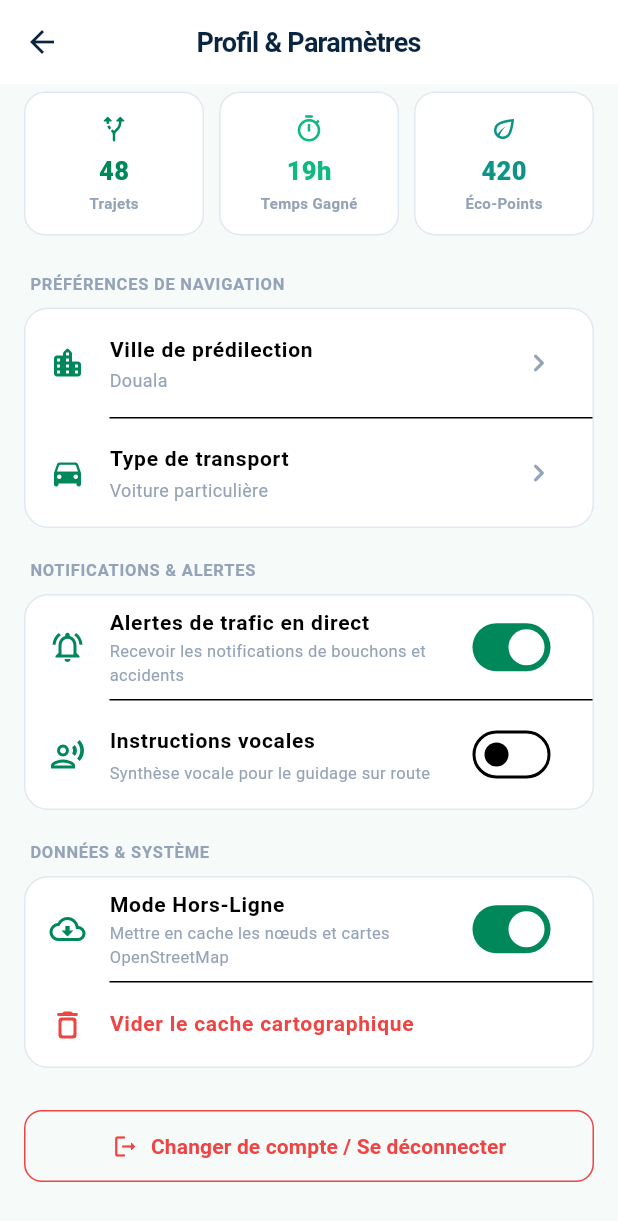
After one commit to paulenoumbissi-cell/CityFlow, a Flutter app: the ProfileScreen screen opened directly, scrolled down 126 dp, after a tap on "Ville de prédilection", on a phone screen of 412 x 824 dp. The commit adds this screen. Shown: the top 1221 px of the screen. Run offline on Flutter 3.47's test engine with Material 3 defaults, Android fonts, the phone set to English and light mode, and no system bars; our stand-ins replace fl_chart, flutter_map, geolocator, latlong2; network calls fail.

Commit message:
feat(mobile): add Profile & Settings screen and Authentication screen

```diff
--- a/mobile/lib/screens/dashboard_screen.dart
+++ b/mobile/lib/screens/dashboard_screen.dart
@@ -6,6 +6,7 @@ import '../core/constants/app_colors.dart';
 import '../widgets/cityflow_brand_header.dart';
 import '../widgets/city_selector.dart';
 import '../widgets/pulsing_traffic_marker.dart';
+import 'profile_screen.dart';
 
 class DashboardScreen extends StatefulWidget {
   final Function(int) onNavigateTab;
@@ -43,7 +44,13 @@ class _DashboardScreenState extends State<DashboardScreen> {
             onPressed: () => widget.onNavigateTab(4), // Vers alertes
           ),
           const SizedBox(width: 8),
-          Container(
+          GestureDetector(
+            onTap: () {
+              Navigator.of(context).push(
+                MaterialPageRoute(builder: (_) => const ProfileScreen()),
+              );
+            },
+            child: Container(
               margin: const EdgeInsets.only(right: 12, left: 2),
               width: 30,
               height: 30,
@@ -58,6 +65,7 @@ class _DashboardScreenState extends State<DashboardScreen> {
                     color: Colors.white,
                     fontWeight: FontWeight.bold,
                     fontSize: 11,
+                  ),
                 ),
               ),
             ),
--- /dev/null
+++ b/mobile/lib/screens/profile_screen.dart
@@ -0,0 +1,357 @@
+import 'package:flutter/material.dart';
+import 'package:provider/provider.dart';
+import '../core/constants/app_colors.dart';
+import '../providers/city_flow_provider.dart';
+import 'auth_screen.dart';
+
+class ProfileScreen extends StatefulWidget {
+  const ProfileScreen({super.key});
+
+  @override
+  State<ProfileScreen> createState() => _ProfileScreenState();
+}
+
+class _ProfileScreenState extends State<ProfileScreen> {
+  bool _pushAlerts = true;
+  bool _voiceGuidance = false;
+  bool _offlineCacheEnabled = true;
+  String _vehicleType = 'Voiture particulière';
+
+  @override
+  Widget build(BuildContext context) {
+    final provider = context.watch<CityFlowProvider>();
+
+    return Scaffold(
+      appBar: AppBar(
+        title: const Text('Profil & Paramètres'),
+        centerTitle: true,
+      ),
+      body: ListView(
+        padding: const EdgeInsets.symmetric(horizontal: 16, vertical: 12),
+        children: [
+          // 1. CARTE PROFIL UTILISATEUR
+          Container(
+            padding: const EdgeInsets.all(16),
+            decoration: BoxDecoration(
+              color: AppColors.card,
+              borderRadius: BorderRadius.circular(16),
+              border: Border.all(color: AppColors.cardBorder),
+              boxShadow: [
+                BoxShadow(
+                  color: Colors.black.withValues(alpha: 0.04),
+                  blurRadius: 10,
+                  offset: const Offset(0, 4),
+                ),
+              ],
+            ),
+            child: Row(
+              children: [
+                // Avatar
+                Container(
+                  width: 60,
+                  height: 60,
+                  decoration: BoxDecoration(
+                    gradient: LinearGradient(
+                      colors: [AppColors.primary, AppColors.primaryDark],
+                      begin: Alignment.topLeft,
+                      end: Alignment.bottomRight,
+                    ),
+                    shape: BoxShape.circle,
+                  ),
+                  child: const Center(
+                    child: Text(
+                      'PN',
+                      style: TextStyle(
+                        color: Colors.white,
+                        fontSize: 22,
+                        fontWeight: FontWeight.w900,
+                      ),
+                    ),
+                  ),
+                ),
+                const SizedBox(width: 16),
+                Expanded(
+                  child: Column(
+                    crossAxisAlignment: CrossAxisAlignment.start,
+                    children: [
+                      const Text(
+                        'Paule Noumbissi',
+                        style: TextStyle(
+                          color: AppColors.textPrimary,
+                          fontSize: 17,
+                          fontWeight: FontWeight.w800,
+                        ),
+                      ),
+                      const SizedBox(height: 2),
+                      const Text(
+                        'paule.noumbissi@cityflow.cm',
+                        style: TextStyle(color: AppColors.textSecondary, fontSize: 12),
+                      ),
+                      const SizedBox(height: 6),
+                      Container(
+                        padding: const EdgeInsets.symmetric(horizontal: 8, vertical: 3),
+                        decoration: BoxDecoration(
+                          color: AppColors.primaryLight,
+                          borderRadius: BorderRadius.circular(8),
+                        ),
+                        child: const Text(
+                          '🌟 Membre Citoyen Actif',
+                          style: TextStyle(
+                            color: AppColors.primary,
+                            fontSize: 10,
+                            fontWeight: FontWeight.w700,
+                          ),
+                        ),
+                      ),
+                    ],
+                  ),
+                ),
+                IconButton(
+                  icon: const Icon(Icons.edit_outlined, color: AppColors.textMuted),
+                  onPressed: () {
+                    Navigator.of(context).push(
+                      MaterialPageRoute(builder: (_) => const AuthScreen()),
+                    );
+                  },
+                ),
+              ],
+            ),
+          ),
+
+          const SizedBox(height: 16),
+
+          // 2. STATISTIQUES USAGER
+          Row(
+            children: [
+              _buildStatTile(
+                label: 'Trajets',
+                value: '48',
+                icon: Icons.alt_route_rounded,
+                color: AppColors.primary,
+              ),
+              const SizedBox(width: 10),
+              _buildStatTile(
+                label: 'Temps Gagné',
+                value: '19h',
+                icon: Icons.timer_outlined,
+                color: AppColors.trafficFluid,
+              ),
+              const SizedBox(width: 10),
+              _buildStatTile(
+                label: 'Éco-Points',
+                value: '420',
+                icon: Icons.eco_outlined,
+                color: AppColors.accent,
+              ),
+            ],
+          ),
+
+          const SizedBox(height: 24),
+
+          // 3. PRÉFÉRENCES DE CIRCULATION
+          _buildSectionHeader('PRÉFÉRENCES DE NAVIGATION'),
+          Container(
+            decoration: BoxDecoration(
+              color: AppColors.card,
+              borderRadius: BorderRadius.circular(16),
+              border: Border.all(color: AppColors.cardBorder),
+            ),
+            child: Column(
+              children: [
+                ListTile(
+                  leading: const Icon(Icons.location_city_rounded, color: AppColors.primary),
+                  title: const Text('Ville de prédilection', style: TextStyle(fontSize: 14, fontWeight: FontWeight.w600)),
+                  subtitle: Text(provider.selectedCity, style: const TextStyle(fontSize: 12, color: AppColors.textMuted)),
+                  trailing: const Icon(Icons.chevron_right_rounded, color: AppColors.textMuted),
+                  onTap: () {
+                    final nextCity = provider.selectedCity == 'Yaoundé' ? 'Douala' : 'Yaoundé';
+                    provider.selectCity(nextCity);
+                  },
+                ),
+                const Divider(height: 1, indent: 56),
+                ListTile(
+                  leading: const Icon(Icons.directions_car_rounded, color: AppColors.primary),
+                  title: const Text('Type de transport', style: TextStyle(fontSize: 14, fontWeight: FontWeight.w600)),
+                  subtitle: Text(_vehicleType, style: const TextStyle(fontSize: 12, color: AppColors.textMuted)),
+                  trailing: const Icon(Icons.chevron_right_rounded, color: AppColors.textMuted),
+                  onTap: _selectVehicleTypeDialog,
+                ),
+              ],
+            ),
+          ),
+
+          const SizedBox(height: 20),
+
+          // 4. NOTIFICATIONS ET ALERTES
+          _buildSectionHeader('NOTIFICATIONS & ALERTES'),
+          Container(
+            decoration: BoxDecoration(
+              color: AppColors.card,
+              borderRadius: BorderRadius.circular(16),
+              border: Border.all(color: AppColors.cardBorder),
+            ),
+            child: Column(
+              children: [
+                SwitchListTile(
+                  secondary: const Icon(Icons.notifications_active_outlined, color: AppColors.primary),
+                  title: const Text('Alertes de trafic en direct', style: TextStyle(fontSize: 14, fontWeight: FontWeight.w600)),
+                  subtitle: const Text('Recevoir les notifications de bouchons et accidents', style: TextStyle(fontSize: 11, color: AppColors.textMuted)),
+                  value: _pushAlerts,
+                  activeTrackColor: AppColors.primary,
+                  onChanged: (val) => setState(() => _pushAlerts = val),
+                ),
+                const Divider(height: 1, indent: 56),
+                SwitchListTile(
+                  secondary: const Icon(Icons.record_voice_over_outlined, color: AppColors.primary),
+                  title: const Text('Instructions vocales', style: TextStyle(fontSize: 14, fontWeight: FontWeight.w600)),
+                  subtitle: const Text('Synthèse vocale pour le guidage sur route', style: TextStyle(fontSize: 11, color: AppColors.textMuted)),
+                  value: _voiceGuidance,
+                  activeTrackColor: AppColors.primary,
+                  onChanged: (val) => setState(() => _voiceGuidance = val),
+                ),
+              ],
+            ),
+          ),
+
+          const SizedBox(height: 20),
+
+          // 5. CACHE ET DONNÉES
+          _buildSectionHeader('DONNÉES & SYSTÈME'),
+          Container(
+            decoration: BoxDecoration(
+              color: AppColors.card,
+              borderRadius: BorderRadius.circular(16),
+              border: Border.all(color: AppColors.cardBorder),
+            ),
+            child: Column(
+              children: [
+                SwitchListTile(
+                  secondary: const Icon(Icons.cloud_download_outlined, color: AppColors.primary),
+                  title: const Text('Mode Hors-Ligne', style: TextStyle(fontSize: 14, fontWeight: FontWeight.w600)),
+                  subtitle: const Text('Mettre en cache les nœuds et cartes OpenStreetMap', style: TextStyle(fontSize: 11, color: AppColors.textMuted)),
+                  value: _offlineCacheEnabled,
+                  activeTrackColor: AppColors.primary,
+                  onChanged: (val) => setState(() => _offlineCacheEnabled = val),
+                ),
+                const Divider(height: 1, indent: 56),
+                ListTile(
+                  leading: const Icon(Icons.delete_outline_rounded, color: AppColors.trafficHeavy),
+                  title: const Text('Vider le cache cartographique', style: TextStyle(fontSize: 14, fontWeight: FontWeight.w600, color: AppColors.trafficHeavy)),
+                  onTap: () {
+                    ScaffoldMessenger.of(context).showSnackBar(
+                      const SnackBar(content: Text('Cache local nettoyé avec succès !'), backgroundColor: AppColors.primary),
+                    );
+                  },
+                ),
+              ],
+            ),
+          ),
+
+          const SizedBox(height: 28),
+
+          // 6. BOUTONS D'ACTION
+          OutlinedButton.icon(
+            onPressed: () {
+              Navigator.of(context).push(
+                MaterialPageRoute(builder: (_) => const AuthScreen()),
+              );
+            },
+            icon: const Icon(Icons.logout_rounded, color: AppColors.trafficHeavy),
+            label: const Text('Changer de compte / Se déconnecter', style: TextStyle(color: AppColors.trafficHeavy, fontWeight: FontWeight.bold)),
+            style: OutlinedButton.styleFrom(
+              side: const BorderSide(color: AppColors.trafficHeavy),
+              padding: const EdgeInsets.symmetric(vertical: 14),
+            ),
+          ),
+          const SizedBox(height: 24),
+        ],
+      ),
+    );
+  }
+
+  Widget _buildSectionHeader(String title) {
+    return Padding(
+      padding: const EdgeInsets.only(left: 4, bottom: 8),
+      child: Text(
+        title,
+        style: const TextStyle(
+          color: AppColors.textMuted,
+          fontSize: 11,
+          fontWeight: FontWeight.w700,
+          letterSpacing: 0.5,
+        ),
+      ),
+    );
+  }
+
+  Widget _buildStatTile({
+    required String label,
+    required String value,
+    required IconData icon,
+    required Color color,
+  }) {
+    return Expanded(
+      child: Container(
+        padding: const EdgeInsets.symmetric(vertical: 14, horizontal: 10),
+        decoration: BoxDecoration(
+          color: AppColors.card,
+          borderRadius: BorderRadius.circular(14),
+          border: Border.all(color: AppColors.cardBorder),
+        ),
+        child: Column(
+          children: [
+            Icon(icon, color: color, size: 20),
+            const SizedBox(height: 6),
+            Text(
+              value,
+              style: TextStyle(
+                color: color,
+                fontSize: 17,
+                fontWeight: FontWeight.w900,
+              ),
+            ),
+            const SizedBox(height: 2),
+            Text(
+              label,
+              style: const TextStyle(color: AppColors.textMuted, fontSize: 10, fontWeight: FontWeight.w600),
+            ),
+          ],
+        ),
+      ),
+    );
+  }
+
+  void _selectVehicleTypeDialog() {
+    showDialog(
+      context: context,
+      builder: (ctx) {
+        return AlertDialog(
+          title: const Text('Type de transport'),
+          content: Column(
+            mainAxisSize: MainAxisSize.min,
+            children: [
+              'Voiture particulière',
+              'Taxi urbain',
+              'Moto-taxi (Bend-skin)',
+              'Transport en commun / Bus',
+              'Véhicule d’urgence / Officiel',
+            ].map((type) {
+              return RadioListTile<String>(
+                title: Text(type, style: const TextStyle(fontSize: 13)),
+                value: type,
+                groupValue: _vehicleType,
+                activeColor: AppColors.primary,
+                onChanged: (val) {
+                  if (val != null) {
+                    setState(() => _vehicleType = val);
+                    Navigator.of(ctx).pop();
+                  }
+                },
+              );
+            }).toList(),
+          ),
+        );
+      },
+    );
+  }
+}
```
Also changed, not shown: mobile/lib/screens/auth_screen.dart (added, +283 -0 lines). Lines whose indentation alone changed are shown as unchanged.
